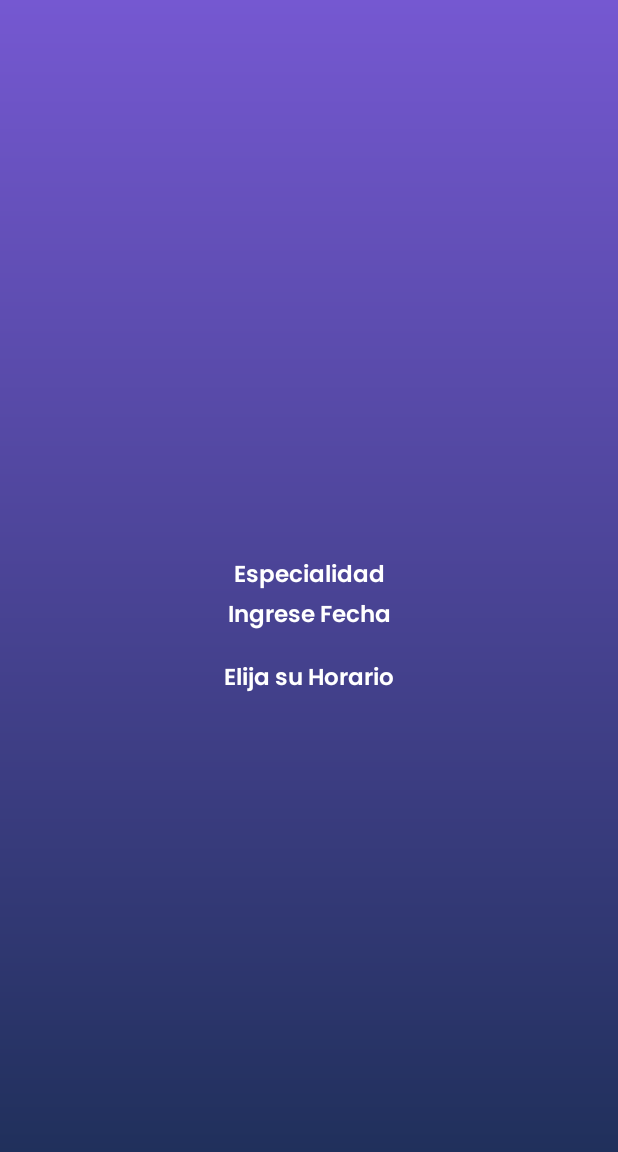
After one commit to SergioAvalosH/Citas-Medicas, an Android app: the layout listar.xml on its own in the app's theme, with its tools: preview values and no code run, on a phone screen of 412 x 824 dp. The commit adds this screen. Shown: the top 1152 px of the screen. Run offline under Robolectric (Android 15) with nearby library versions, the phone set to English and light mode, and no system bars.

Commit message:
mostrar medico

```diff
--- a/app/src/main/java/com/recyclerview/app_citas_medicas/view/ui/activity/Cita.kt
+++ b/app/src/main/java/com/recyclerview/app_citas_medicas/view/ui/activity/Cita.kt
@@ -1,3 +1,3 @@
 package com.recyclerview.app_citas_medicas.view.ui.activity
 
-data class Cita(var firstName:String ?= null, var lastName:String ?= null, var age: Long ?= null)
+data class Cita(var Especialidad:String ?= null, var Fecha:String ?= null, var Hora: String ?= null)
--- a/app/src/main/java/com/recyclerview/app_citas_medicas/view/ui/activity/PacienteActivity.kt
+++ b/app/src/main/java/com/recyclerview/app_citas_medicas/view/ui/activity/PacienteActivity.kt
@@ -42,6 +42,12 @@ class PacienteActivity : AppCompatActivity(){
         // Para ir a la cita
         btnCerrarSesion.setOnClickListener{
             val intent = Intent(this, MainActivity::class.java)
+            startActivity(intent)
+        }
+        //ver citas
+        verCitas.setOnClickListener{
+            val intent = Intent(this, ListarCitas::class.java)
+            intent.putExtra("dni", mensajeBienvenidaDNI.text.toString())
             startActivity(intent)
         }
 
--- /dev/null
+++ b/app/src/main/res/layout/listar.xml
@@ -0,0 +1,63 @@
+<?xml version="1.0" encoding="utf-8"?>
+<androidx.constraintlayout.widget.ConstraintLayout xmlns:android="http://schemas.android.com/apk/res/android"
+    android:layout_width="match_parent"
+    android:layout_height="match_parent"
+    xmlns:app="http://schemas.android.com/apk/res-auto"
+    android:background="@drawable/backgound_gradient">
+    <LinearLayout
+        android:layout_width="300dp"
+        android:layout_height="wrap_content"
+        android:orientation="vertical"
+        app:layout_constraintBottom_toBottomOf="parent"
+        app:layout_constraintEnd_toEndOf="parent"
+        app:layout_constraintHorizontal_bias="0.5"
+        app:layout_constraintStart_toStartOf="parent"
+        app:layout_constraintTop_toTopOf="parent">
+
+
+        <LinearLayout
+            android:id="@+id/seccionDNI"
+            android:layout_width="match_parent"
+            android:layout_height="wrap_content"
+            android:layout_marginBottom="12dp"
+            android:orientation="vertical">
+
+
+        </LinearLayout>
+        <TextView
+            android:id="@+id/tviewEspecialidad"
+            android:layout_width="match_parent"
+            android:layout_height="wrap_content"
+            android:layout_weight="1"
+            android:fontFamily="@font/poppins_semibold"
+            android:gravity="center"
+            android:text="Especialidad"
+            android:textColor="@color/white"
+            android:textSize="15sp" />
+
+        <TextView
+            android:id="@+id/tviewFecha"
+            android:layout_width="match_parent"
+            android:layout_height="wrap_content"
+            android:layout_weight="1"
+            android:fontFamily="@font/poppins_semibold"
+            android:gravity="center"
+            android:text="Ingrese Fecha"
+            android:textColor="@color/white"
+            android:textSize="15sp" />
+
+
+        <TextView
+            android:id="@+id/tviewHora"
+            android:layout_marginTop="15dp"
+            android:layout_width="match_parent"
+            android:layout_height="wrap_content"
+            android:fontFamily="@font/poppins_semibold"
+            android:gravity="center"
+            android:text="Elija su Horario"
+            android:textColor="@color/white"
+            android:textSize="15sp" />
+
+    </LinearLayout>
+
+</androidx.constraintlayout.widget.ConstraintLayout>
```
Also changed, not shown: app/src/main/java/com/recyclerview/app_citas_medicas/view/ui/activity/ListarCitas.kt (+26 -4 lines), app/src/main/java/com/recyclerview/app_citas_medicas/view/ui/adapter/CitasAdapter.kt (+24 -28 lines), app/src/main/res/layout/fragment_home.xml (+9 -0 lines).
